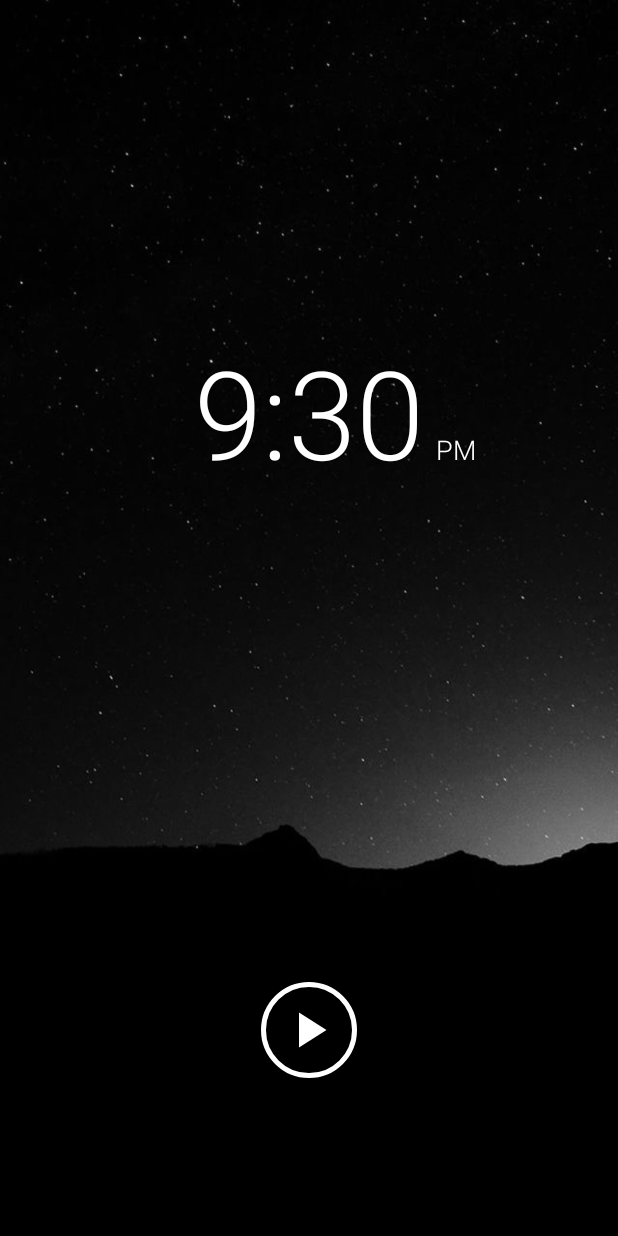
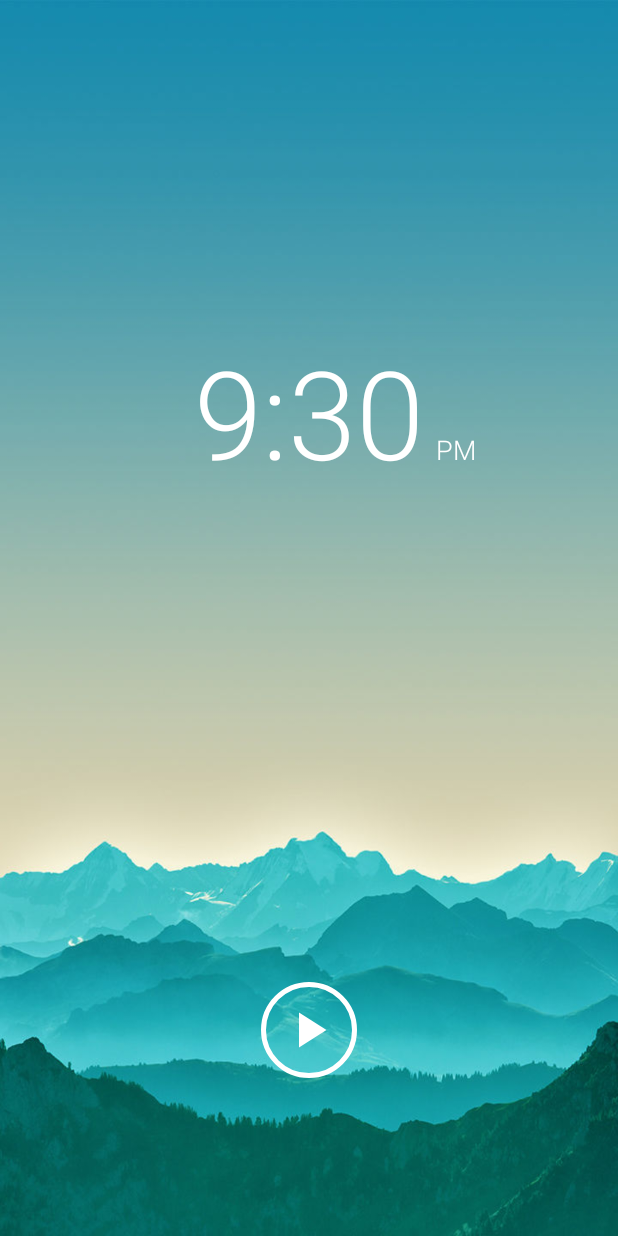
Before and after one commit to jtymburski/drift-off-java, an Android app: the screen it shows after launch (HomeActivity), on a phone screen of 412 x 824 dp. Run offline under Robolectric (Android 15) with nearby library versions, the phone set to English and light mode, and no system bars.

Commit message:
Light theme. Automatic between 8:00am and 6:59pm

```diff
--- a/app/src/main/java/com/jordantymburski/driftoff/HomeActivity.java
+++ b/app/src/main/java/com/jordantymburski/driftoff/HomeActivity.java
@@ -22,6 +22,8 @@ public class HomeActivity extends Activity
         implements AlarmListener,
                    View.OnClickListener,
                    TimePickerDialog.OnTimeSetListener {
+    private static final long DAY_START_HOUR = 8; // 8:00am inclusive
+    private static final long DAY_END_HOUR = 18; // 6:00pm inclusive
     private static final long UPDATE_TIME_MS = TimeUnit.SECONDS.toMillis(30);
 
     // Controller and model
@@ -38,6 +40,9 @@ public class HomeActivity extends Activity
     private TextView mTextRemaining;
     private TextView mTextTime;
 
+    // UI theme
+    private int mTheme;
+
     // Update runnable
     private final Handler mHandler = new Handler();
     private final Runnable mUpdateRunnable = new Runnable() {
@@ -53,6 +58,9 @@ public class HomeActivity extends Activity
     @Override
     protected void onCreate(Bundle savedInstanceState) {
         super.onCreate(savedInstanceState);
+
+        mTheme = getThemeResource();
+        setTheme(mTheme);
         setContentView(R.layout.activity_home);
 
         // Full screen under the status bar at the top and nav bar at the bottom
@@ -64,8 +72,8 @@ public class HomeActivity extends Activity
         mAlarmModel = AlarmData.getInstance(this);
 
         // Colors
-        mColorTextActive = getColor(R.color.colorTextActive);
-        mColorTextEdit = getColor(R.color.colorTextEdit);
+        mColorTextActive = getColor(R.color.textActive);
+        mColorTextEdit = getColor(R.color.textEdit);
 
         // UI references
         mButtonRun = findViewById(R.id.run_button);
@@ -92,6 +100,13 @@ public class HomeActivity extends Activity
     public void onResume() {
         super.onResume();
 
+        // Check that the theme is still correct
+        if (mTheme != getThemeResource()) {
+            recreate();
+            return;
+        }
+
+        // Otherwise, proceed to set-up and show the UI
         mAlarmController.addListener(this);
         updateTime();
         mHandler.post(mUpdateRunnable);
@@ -160,6 +175,16 @@ public class HomeActivity extends Activity
     }
 
     /**
+     * Determines the theme resource that should be used
+     * @return style resource ID
+     */
+    private int getThemeResource() {
+        int hourOfDay = Calendar.getInstance().get(Calendar.HOUR_OF_DAY);
+        return (hourOfDay >= DAY_START_HOUR && hourOfDay <= DAY_END_HOUR)
+                ? R.style.AppTheme_Light : R.style.AppTheme;
+    }
+
+    /**
      * Assembles the string status for the time that is remaining before the alarm fires
      * @return time remaining text
      */
--- a/app/src/main/res/layout/activity_home.xml
+++ b/app/src/main/res/layout/activity_home.xml
@@ -45,7 +45,7 @@
             android:layout_centerHorizontal="true"
             android:layout_marginTop="16dp"
             android:textAllCaps="true"
-            android:textColor="@color/colorTextActive"
+            android:textColor="@color/textActive"
             tools:text="Stops music in 6 hours" />
     </RelativeLayout>
 
--- a/app/src/main/res/values/colors.xml
+++ b/app/src/main/res/values/colors.xml
@@ -1,9 +1,14 @@
 <?xml version="1.0" encoding="utf-8"?>
 <resources>
-    <color name="colorPrimary">#212121</color>
-    <color name="colorPrimaryDark">#000</color>
-    <color name="colorAccent">#212121</color>
+    <color name="primary">#212121</color>
+    <color name="primary_light">#4c9cb4</color>
 
-    <color name="colorTextActive">#999</color>
-    <color name="colorTextEdit">#FFF</color>
+    <color name="primaryDark">#000</color>
+    <color name="primaryDark_light">#549cac</color>
+
+    <color name="accent">#212121</color>
+    <color name="accent_light">#4c9cb4</color>
+
+    <color name="textActive">#8FFF</color>
+    <color name="textEdit">#FFF</color>
 </resources>
--- a/app/src/main/res/values/styles.xml
+++ b/app/src/main/res/values/styles.xml
@@ -1,10 +1,18 @@
 <resources>
 
-    <!-- Base application theme -->
+    <!-- Application theme for Dark (default) -->
     <style name="AppTheme" parent="android:Theme.Material.Light.NoActionBar">
-        <item name="android:colorPrimary">@color/colorPrimary</item>
-        <item name="android:colorPrimaryDark">@color/colorPrimaryDark</item>
-        <item name="android:colorAccent">@color/colorAccent</item>
+        <item name="android:colorPrimary">@color/primary</item>
+        <item name="android:colorPrimaryDark">@color/primaryDark</item>
+        <item name="android:colorAccent">@color/accent</item>
         <item name="android:windowBackground">@raw/background</item>
     </style>
+
+    <!-- Application theme for Light -->
+    <style name="AppTheme.Light" parent="android:Theme.Material.Light.NoActionBar">
+        <item name="android:colorPrimary">@color/primary_light</item>
+        <item name="android:colorPrimaryDark">@color/primaryDark_light</item>
+        <item name="android:colorAccent">@color/accent_light</item>
+        <item name="android:windowBackground">@raw/background_light</item>
+    </style>
 </resources>
```
Also changed, not shown: app/src/main/res/raw/background_light.jpg (added).
